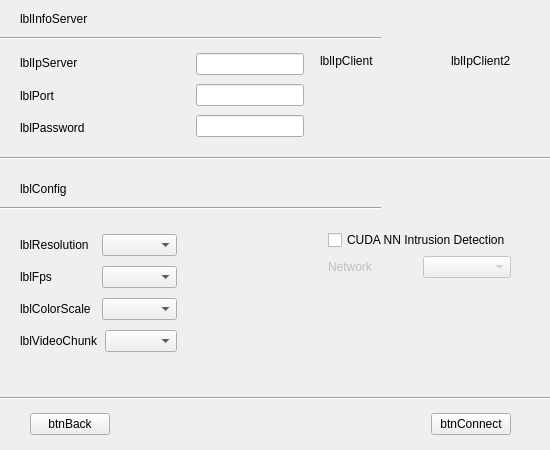
Above: ui/frmclient.ui from Werther158/multimedia_sharing_tool before the change. Below: the same form after it.
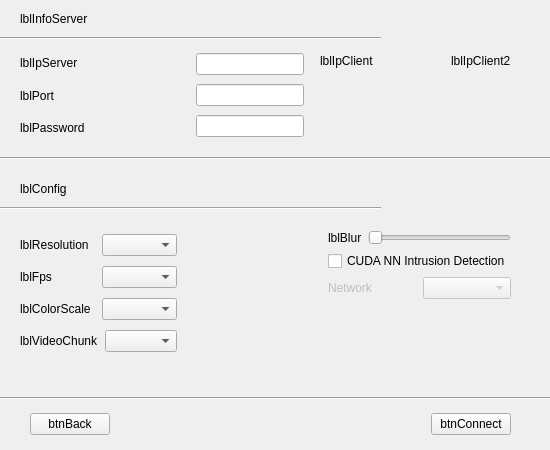
That is the form after the change.

Commit message: Implemented blur filter and frames resize with CUDA

```diff
--- a/ui/frmclient.ui
+++ b/ui/frmclient.ui
@@ -163,6 +163,27 @@
     </item>
     <item>
      <layout class="QVBoxLayout" name="verticalLayout_3">
+      <item>
+       <layout class="QHBoxLayout" name="horizontalLayout_2">
+        <item>
+         <widget class="QLabel" name="lblBlur">
+          <property name="text">
+           <string>lblBlur</string>
+          </property>
+         </widget>
+        </item>
+        <item>
+         <widget class="QSlider" name="sldBlur">
+          <property name="maximum">
+           <number>100</number>
+          </property>
+          <property name="orientation">
+           <enum>Qt::Horizontal</enum>
+          </property>
+         </widget>
+        </item>
+       </layout>
+      </item>
       <item>
        <layout class="QHBoxLayout" name="horizontalLayout_10">
         <item>
```
The commit also changes 23 other files.
